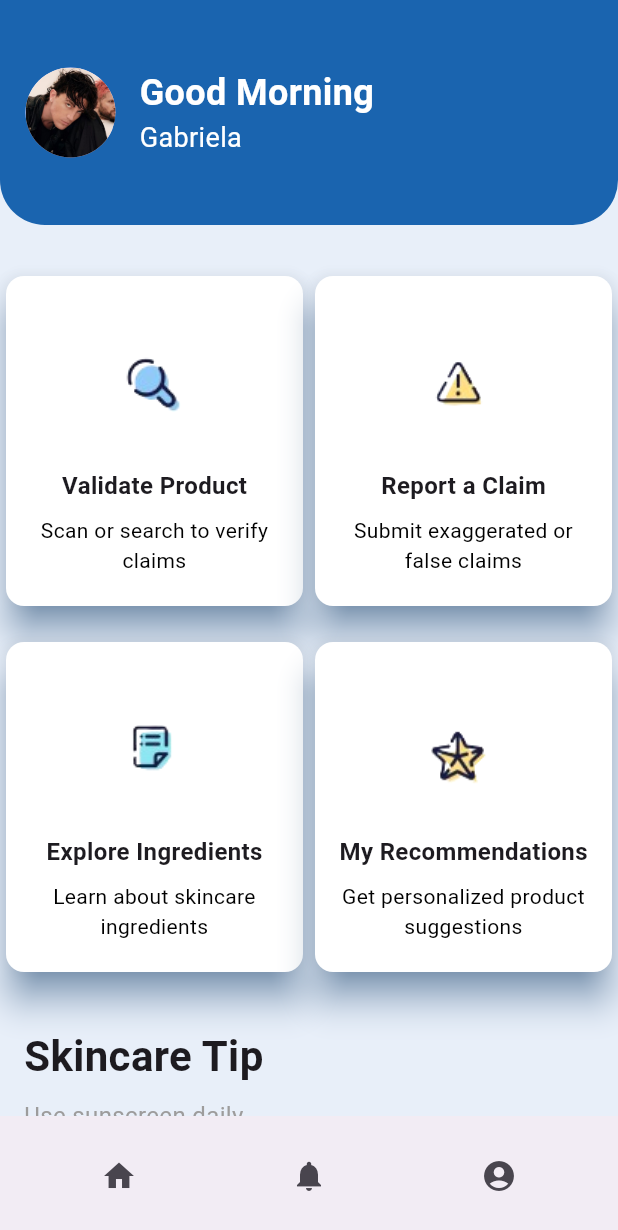
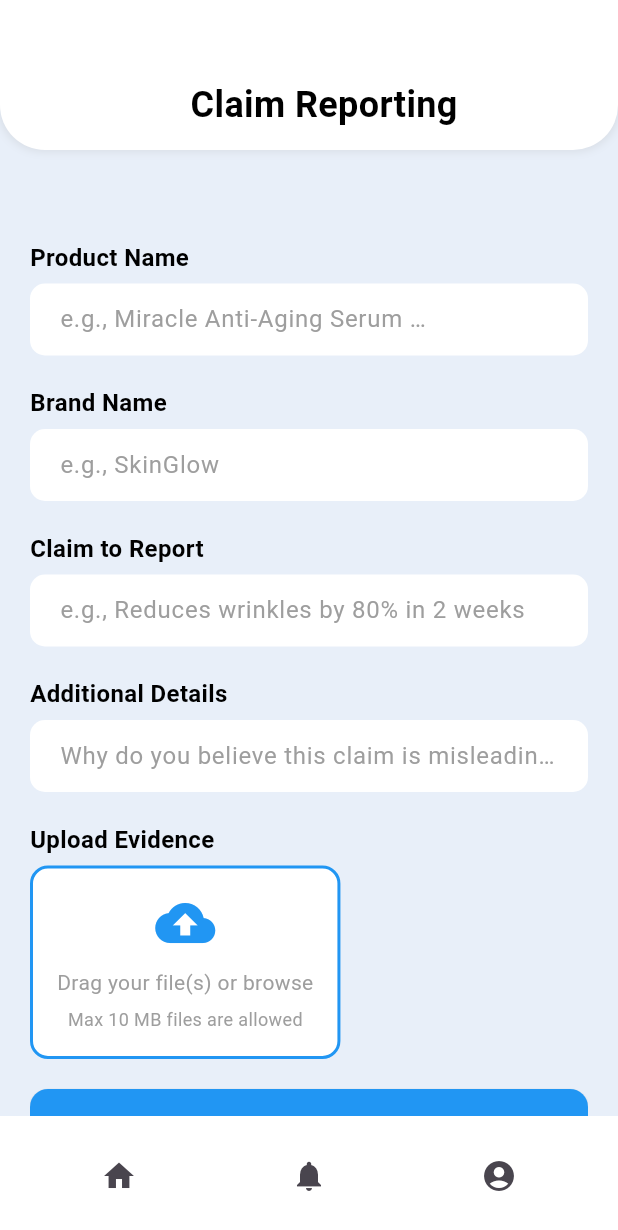
Before and after one commit to relinggaa/flutter_skincareApp, a Flutter app: the Home screen opened directly, after a tap on "Report a Claim", on a phone screen of 412 x 824 dp. Shown: the top 1230 px of the screen. Run offline on Flutter 3.47's test engine with Material 3 defaults, Android fonts, the phone set to English and light mode, and no system bars; our stand-ins replace carousel_slider.

Commit message:
membuat claim reporting

```diff
--- a/lib/widgets/Home.dart
+++ b/lib/widgets/Home.dart
@@ -1,5 +1,6 @@
 import 'package:flutter/material.dart';
 import 'package:carousel_slider/carousel_slider.dart';
+import 'package:gabriela_app/widgets/Report.dart';
 import 'package:gabriela_app/widgets/validation.dart'; // Gunakan ini
 
 class Home extends StatelessWidget {
@@ -69,8 +70,13 @@ class Home extends StatelessWidget {
                           'assets/images/icon2.png',
                           'Submit exaggerated or false claims',
                           () {
-                            // Fungsi yang akan dijalankan saat card 'Validate Product' ditekan
-                            print('Validate Product clicked');
+                            // Function that will be executed when the card 'Validate Product' is tapped
+                            Navigator.push(
+                              context,
+                              MaterialPageRoute(
+                                builder: (context) => const Report(),
+                              ),
+                            );
                           },
                         ),
                       ],
--- /dev/null
+++ b/lib/widgets/report.dart
@@ -0,0 +1,255 @@
+import 'package:flutter/material.dart';
+
+class Report extends StatefulWidget {
+  const Report({super.key});
+
+  @override
+  _ReportState createState() => _ReportState();
+}
+
+class _ReportState extends State<Report> {
+  final TextEditingController _productController = TextEditingController();
+  final TextEditingController _brandController = TextEditingController();
+  final TextEditingController _claimController = TextEditingController();
+  final TextEditingController _detailsController = TextEditingController();
+
+  @override
+  Widget build(BuildContext context) {
+    double width = MediaQuery.of(context).size.width; // Get screen width
+    double height = MediaQuery.of(context).size.height; // Get screen height
+
+    return Scaffold(
+      body: Stack(
+        children: [
+          // Body container (background content behind AppBar)
+          Container(
+            height: height, // Ensure container takes full height of the screen
+            color: Color(0xFFE8EFF9), // Background color
+            padding: EdgeInsets.symmetric(
+              horizontal: 20,
+              vertical: 0,
+            ), // No padding at the top
+            child: SingleChildScrollView(
+              child: Column(
+                crossAxisAlignment: CrossAxisAlignment.start,
+                children: [
+                  SizedBox(height: 160), // Space for AppBar at the top
+                  // Product Name Field
+                  _buildTextField(
+                    "Product Name",
+                    "e.g., Miracle Anti-Aging Serum …",
+                    _productController,
+                  ),
+                  SizedBox(height: 20),
+
+                  // Brand Name Field
+                  _buildTextField(
+                    "Brand Name",
+                    "e.g., SkinGlow",
+                    _brandController,
+                  ),
+                  SizedBox(height: 20),
+
+                  // Claim to Report Field
+                  _buildTextField(
+                    "Claim to Report",
+                    "e.g., Reduces wrinkles by 80% in 2 weeks",
+                    _claimController,
+                  ),
+                  SizedBox(height: 20),
+
+                  // Additional Details Field
+                  _buildTextField(
+                    "Additional Details",
+                    "Why do you believe this claim is misleading?",
+                    _detailsController,
+                  ),
+                  SizedBox(height: 20),
+
+                  // File Upload Section
+                  _buildFileUploadSection(),
+                  SizedBox(height: 20),
+
+                  // Submit Button
+                  _buildSubmitButton(),
+                ],
+              ),
+            ),
+          ),
+
+          // AppBar Section
+          Positioned(
+            top: 0,
+            left: 0,
+            right: 0,
+            child: _buildAppBar(width), // AppBar without any gap
+          ),
+        ],
+      ),
+      bottomNavigationBar: _buildBottomNavigationBar(), // Bottom navigation bar
+    );
+  }
+
+  // AppBar Section
+  PreferredSizeWidget _buildAppBar(double width) {
+    return PreferredSize(
+      preferredSize: Size.fromHeight(100), // Specify the height of the app bar
+      child: Container(
+        height: 100,
+        width: width,
+        padding: EdgeInsets.only(top: 40, left: 20),
+        decoration: BoxDecoration(
+          color: Colors.white,
+          borderRadius: BorderRadius.only(
+            bottomLeft: Radius.circular(30),
+            bottomRight: Radius.circular(30),
+          ),
+          boxShadow: [
+            BoxShadow(
+              color: Colors.grey.withOpacity(0.2),
+              blurRadius: 4,
+              spreadRadius: 1,
+            ),
+          ],
+        ),
+        child: Center(
+          child: Text(
+            "Claim Reporting",
+            style: TextStyle(
+              color: Colors.black,
+              fontSize: 24,
+              fontWeight: FontWeight.bold,
+            ),
+          ),
+        ),
+      ),
+    );
+  }
+
+  // Text Field for each section
+  Widget _buildTextField(
+    String label,
+    String hintText,
+    TextEditingController controller,
+  ) {
+    return Column(
+      crossAxisAlignment: CrossAxisAlignment.start,
+      children: [
+        Text(
+          label,
+          style: TextStyle(
+            fontSize: 16,
+            fontWeight: FontWeight.bold,
+            color: Colors.black,
+          ),
+        ),
+        SizedBox(height: 6),
+        TextField(
+          controller: controller,
+          decoration: InputDecoration(
+            hintText: hintText,
+            hintStyle: TextStyle(color: Colors.grey),
+            filled: true,
+            fillColor: Colors.white,
+            // Set the border to OutlineInputBorder with no border side
+            border: OutlineInputBorder(
+              borderRadius: BorderRadius.circular(10), // Apply border radius
+              borderSide: BorderSide.none, // Remove the outline border
+            ),
+            focusedBorder: OutlineInputBorder(
+              borderRadius: BorderRadius.circular(10),
+              borderSide: BorderSide.none, // Remove the focus border
+            ),
+            enabledBorder: OutlineInputBorder(
+              borderRadius: BorderRadius.circular(10),
+              borderSide: BorderSide.none, // Remove the enabled border
+            ),
+            contentPadding: EdgeInsets.symmetric(vertical: 12, horizontal: 16),
+          ),
+        ),
+      ],
+    );
+  }
+
+  // File Upload Section
+  Widget _buildFileUploadSection() {
+    return Column(
+      crossAxisAlignment: CrossAxisAlignment.start,
+      children: [
+        Text(
+          "Upload Evidence",
+          style: TextStyle(
+            fontSize: 16,
+            fontWeight: FontWeight.bold,
+            color: Colors.black,
+          ),
+        ),
+        SizedBox(height: 6),
+        Container(
+          padding: EdgeInsets.all(16),
+          decoration: BoxDecoration(
+            border: Border.all(color: Colors.blue, width: 2),
+            borderRadius: BorderRadius.circular(12),
+            color: Colors.white,
+          ),
+          child: Column(
+            children: [
+              Icon(Icons.cloud_upload, color: Colors.blue, size: 40),
+              SizedBox(height: 10),
+              Text(
+                "Drag your file(s) or browse",
+                style: TextStyle(color: Colors.grey, fontSize: 14),
+              ),
+              SizedBox(height: 6),
+              Text(
+                "Max 10 MB files are allowed",
+                style: TextStyle(color: Colors.grey, fontSize: 12),
+              ),
+            ],
+          ),
+        ),
+      ],
+    );
+  }
+
+  // Submit Button
+  Widget _buildSubmitButton() {
+    return ElevatedButton(
+      onPressed: () {
+        // Implement form submission logic here
+        print("Claim Submitted!");
+      },
+      style: ElevatedButton.styleFrom(
+        backgroundColor: Colors.blue,
+        minimumSize: Size(double.infinity, 50),
+        shape: RoundedRectangleBorder(borderRadius: BorderRadius.circular(12)),
+      ),
+      child: Text(
+        "Submit Claim",
+        style: TextStyle(
+          fontSize: 16,
+          fontWeight: FontWeight.bold,
+          color: Colors.white,
+        ),
+      ),
+    );
+  }
+
+  // Bottom Navigation Bar
+  Widget _buildBottomNavigationBar() {
+    return BottomAppBar(
+      color: Colors.white,
+      child: SizedBox(
+        height: 60,
+        child: Row(
+          mainAxisAlignment: MainAxisAlignment.spaceAround,
+          children: [
+            IconButton(icon: Icon(Icons.home), onPressed: () {}),
+            IconButton(icon: Icon(Icons.notifications), onPressed: () {}),
+            IconButton(icon: Icon(Icons.account_circle), onPressed: () {}),
+          ],
+        ),
+      ),
+    );
+  }
+}
--- a/lib/widgets/validation.dart
+++ b/lib/widgets/validation.dart
@@ -114,7 +114,7 @@ class _ValidationState extends State<Validation> {
                     if (!_isProductNotFound && _product.isNotEmpty)
                       _buildValidationResult(width),
                     SizedBox(height: 30),
-                    _buildSkincareTip(width),
+                    if (_product.isNotEmpty) _buildSkincareTip(width),
                     // Show message when product not found
                     if (_isProductNotFound) _buildNoResultMessage(),
                   ],
```
